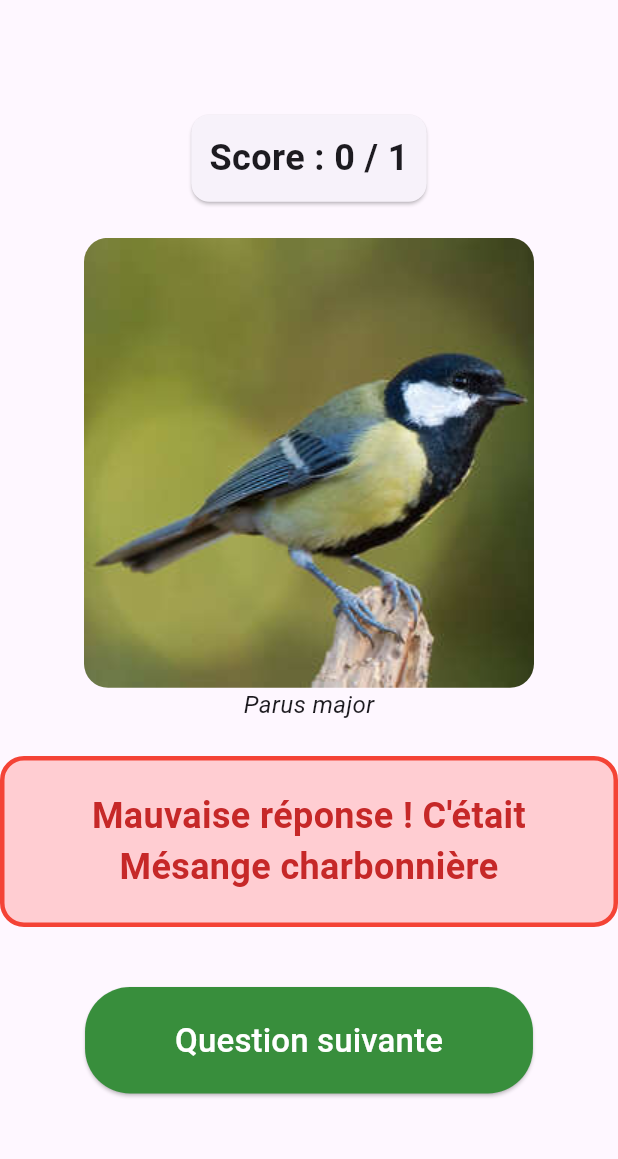
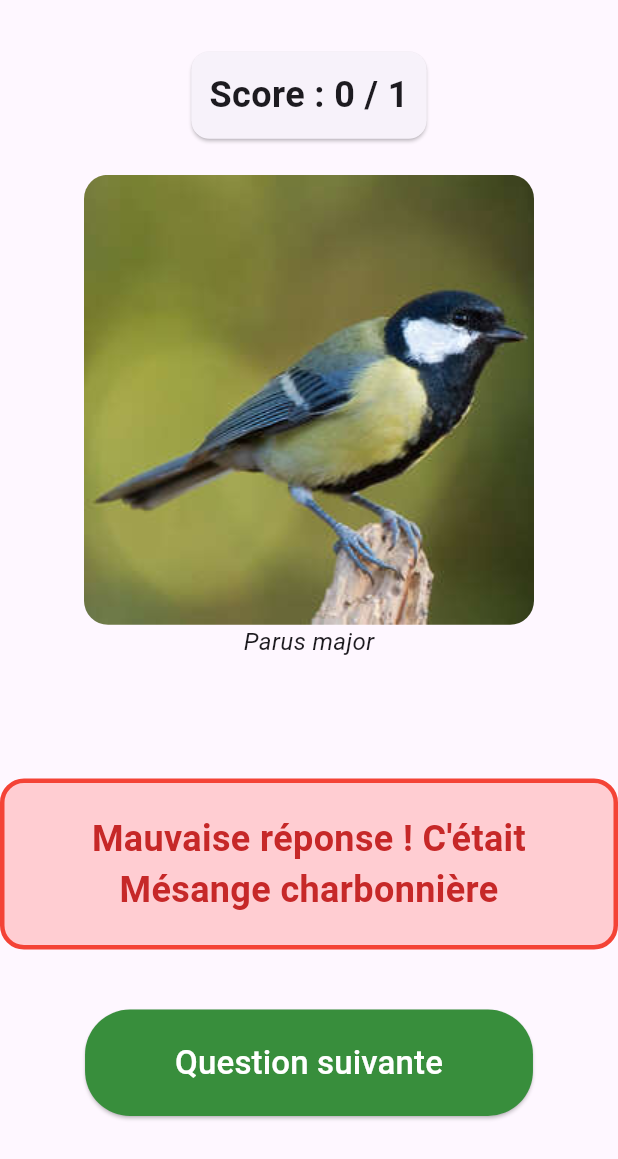
Before and after one commit to Hikikomori041/quiz_oiseaux, a Flutter app: the screen it shows after launch, after a tap on "Chevalier arlequin", on a phone screen of 412 x 824 dp. Shown: the top 1159 px of the screen. Run offline on Flutter 3.47's test engine with Material 3 defaults, Android fonts, the phone set to English and light mode, and no system bars; our stand-ins replace audioplayers, confetti.

Commit message:
ENFIN LE VRAI FIX !!

```diff
--- a/lib/main.dart
+++ b/lib/main.dart
@@ -221,11 +221,11 @@ class _QuizScreenState extends State<QuizScreen> {
               style: const TextStyle(fontStyle: FontStyle.italic, fontSize: 16),
             ),
 
-            // const SizedBox(height: 30),
+            const SizedBox(height: 30),
 
             // ESPACE RÉSERVÉ POUR LES 4 BOUTONS OU LE RÉSULTAT (hauteur fixe 270px)
             SizedBox(
-              height: 270,
+              height: 324,
               child: Center(
                 child: answered
                   ? Column(   // ← RÉSULTAT (seulement quand answered)
```
